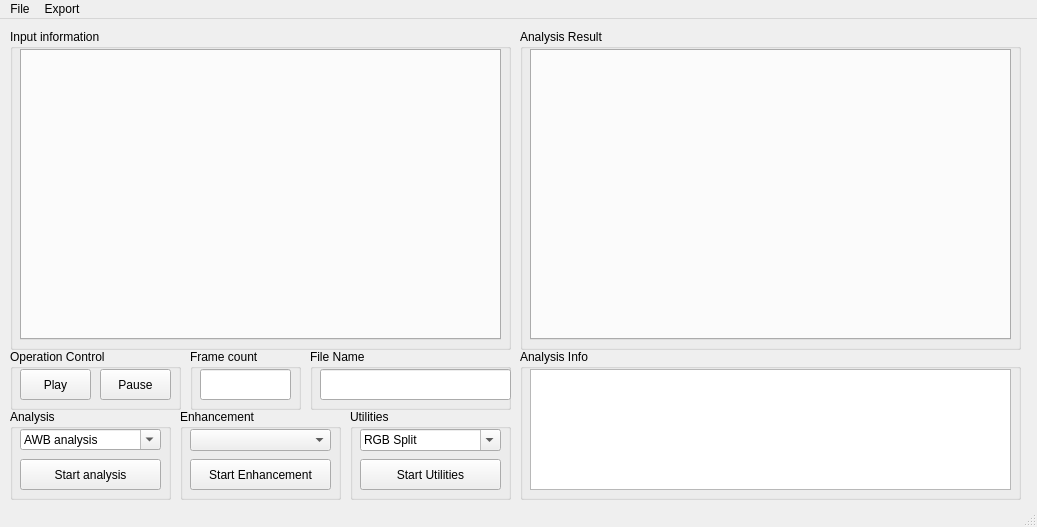
ChingCheTu/TuVision-Studio, file widgets/main_window.ui: the form before one commit.
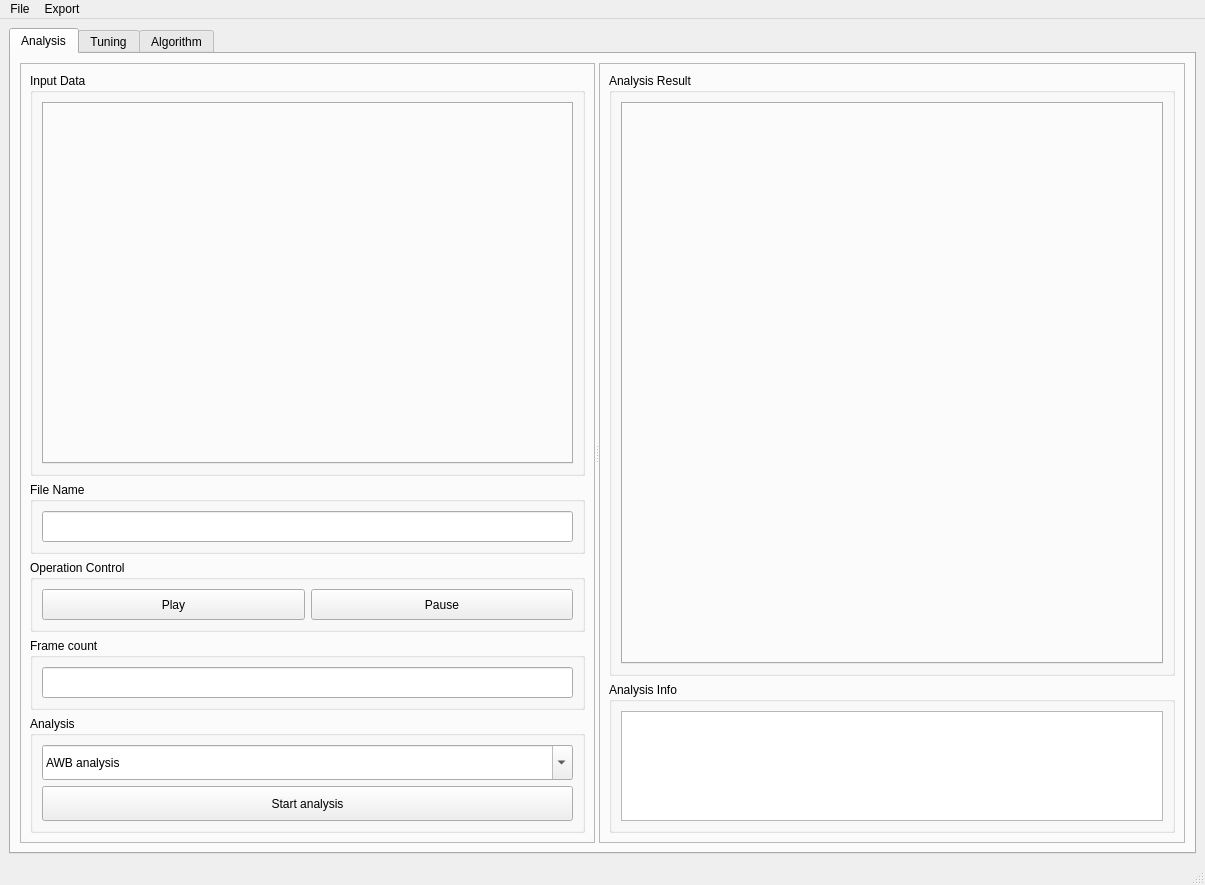
The form after the commit.

```diff
--- a/widgets/main_window.ui
+++ b/widgets/main_window.ui
@@ -6,112 +6,91 @@
    <rect>
     <x>0</x>
     <y>0</y>
-    <width>1037</width>
-    <height>527</height>
+    <width>1205</width>
+    <height>885</height>
    </rect>
   </property>
   <property name="windowTitle">
    <string>TuVision  </string>
   </property>
   <widget class="QWidget" name="centralwidget">
+   <layout class="QHBoxLayout" name="horizontalLayout_4">
+    <item>
+     <widget class="QTabWidget" name="tabWidget">
+      <property name="currentIndex">
+       <number>0</number>
+      </property>
+      <widget class="QWidget" name="tab">
+       <attribute name="title">
+        <string>Analysis</string>
+       </attribute>
+       <layout class="QVBoxLayout" name="verticalLayout_7">
+        <item>
+         <widget class="QSplitter" name="splitter_3">
+          <property name="orientation">
+           <enum>Qt::Horizontal</enum>
+          </property>
+          <widget class="QFrame" name="frame">
+           <property name="sizePolicy">
+            <sizepolicy hsizetype="Preferred" vsizetype="Preferred">
+             <horstretch>1</horstretch>
+             <verstretch>0</verstretch>
+            </sizepolicy>
+           </property>
+           <property name="minimumSize">
+            <size>
+             <width>450</width>
+             <height>0</height>
+            </size>
+           </property>
+           <property name="frameShape">
+            <enum>QFrame::StyledPanel</enum>
+           </property>
+           <property name="frameShadow">
+            <enum>QFrame::Raised</enum>
+           </property>
+           <layout class="QVBoxLayout" name="verticalLayout">
+            <item>
    <widget class="QGroupBox" name="groupBox">
-    <property name="geometry">
-     <rect>
-      <x>10</x>
-      <y>10</y>
-      <width>501</width>
-      <height>321</height>
-     </rect>
+              <property name="sizePolicy">
+               <sizepolicy hsizetype="Preferred" vsizetype="Expanding">
+                <horstretch>0</horstretch>
+                <verstretch>0</verstretch>
+               </sizepolicy>
     </property>
     <property name="title">
-     <string>Input information</string>
-    </property>
+               <string>Input Data</string>
+              </property>
+              <layout class="QVBoxLayout" name="verticalLayout_4">
+               <item>
     <widget class="QTabWidget" name="tabWidgetInput">
-     <property name="geometry">
-      <rect>
-       <x>10</x>
-       <y>20</y>
-       <width>481</width>
+                 <property name="minimumSize">
+                  <size>
+                   <width>511</width>
        <height>291</height>
-      </rect>
+                  </size>
      </property>
      <property name="currentIndex">
       <number>-1</number>
      </property>
     </widget>
-   </widget>
-   <widget class="QGroupBox" name="groupBox_7">
-    <property name="geometry">
-     <rect>
-      <x>520</x>
-      <y>330</y>
-      <width>501</width>
-      <height>151</height>
-     </rect>
-    </property>
-    <property name="title">
-     <string>Analysis Info</string>
-    </property>
-    <widget class="QTextEdit" name="textResultInfo">
-     <property name="geometry">
-      <rect>
-       <x>10</x>
-       <y>20</y>
-       <width>481</width>
-       <height>121</height>
-      </rect>
-     </property>
-    </widget>
-   </widget>
-   <widget class="QGroupBox" name="groupBox_3">
-    <property name="geometry">
-     <rect>
-      <x>190</x>
-      <y>330</y>
-      <width>111</width>
-      <height>61</height>
-     </rect>
-    </property>
-    <property name="title">
-     <string>Frame count</string>
-    </property>
-    <widget class="QLineEdit" name="lineFrameCount">
-     <property name="geometry">
-      <rect>
-       <x>10</x>
-       <y>20</y>
-       <width>91</width>
-       <height>31</height>
-      </rect>
-     </property>
-     <property name="contextMenuPolicy">
-      <enum>Qt::DefaultContextMenu</enum>
-     </property>
-     <property name="text">
-      <string/>
-     </property>
-    </widget>
-   </widget>
+               </item>
+              </layout>
+             </widget>
+            </item>
+            <item>
    <widget class="QGroupBox" name="groupBox_5">
-    <property name="geometry">
-     <rect>
-      <x>310</x>
-      <y>330</y>
-      <width>201</width>
-      <height>61</height>
-     </rect>
-    </property>
     <property name="title">
      <string>File Name</string>
     </property>
+              <layout class="QHBoxLayout" name="horizontalLayout">
+               <item>
     <widget class="QLineEdit" name="lineFileName">
-     <property name="geometry">
-      <rect>
-       <x>10</x>
-       <y>20</y>
-       <width>191</width>
+                 <property name="minimumSize">
+                  <size>
+                   <width>491</width>
        <height>31</height>
-      </rect>
+                  </size>
      </property>
      <property name="contextMenuPolicy">
       <enum>Qt::NoContextMenu</enum>
@@ -123,95 +102,101 @@
       <string/>
      </property>
     </widget>
-   </widget>
+               </item>
+              </layout>
+             </widget>
+            </item>
+            <item>
    <widget class="QGroupBox" name="groupBox_4">
-    <property name="geometry">
-     <rect>
-      <x>10</x>
-      <y>330</y>
-      <width>171</width>
-      <height>61</height>
-     </rect>
-    </property>
     <property name="title">
      <string>Operation Control</string>
     </property>
+              <layout class="QHBoxLayout" name="horizontalLayout_2">
+               <item>
     <widget class="QPushButton" name="btnPlatyVid">
-     <property name="geometry">
-      <rect>
-       <x>10</x>
-       <y>20</y>
-       <width>71</width>
+                 <property name="sizePolicy">
+                  <sizepolicy hsizetype="Minimum" vsizetype="Fixed">
+                   <horstretch>0</horstretch>
+                   <verstretch>0</verstretch>
+                  </sizepolicy>
+                 </property>
+                 <property name="minimumSize">
+                  <size>
+                   <width>121</width>
        <height>31</height>
-      </rect>
+                  </size>
      </property>
      <property name="text">
       <string>Play</string>
      </property>
     </widget>
+               </item>
+               <item>
     <widget class="QPushButton" name="btnPauseVid">
-     <property name="geometry">
-      <rect>
-       <x>90</x>
-       <y>20</y>
-       <width>71</width>
+                 <property name="sizePolicy">
+                  <sizepolicy hsizetype="Minimum" vsizetype="Fixed">
+                   <horstretch>0</horstretch>
+                   <verstretch>0</verstretch>
+                  </sizepolicy>
+                 </property>
+                 <property name="minimumSize">
+                  <size>
+                   <width>121</width>
        <height>31</height>
-      </rect>
+                  </size>
      </property>
      <property name="text">
       <string>Pause</string>
      </property>
     </widget>
-   </widget>
-   <widget class="QGroupBox" name="groupBox_2">
-    <property name="geometry">
-     <rect>
-      <x>520</x>
-      <y>10</y>
-      <width>501</width>
-      <height>321</height>
-     </rect>
-    </property>
+               </item>
+              </layout>
+             </widget>
+            </item>
+            <item>
+             <widget class="QGroupBox" name="groupBox_3">
     <property name="title">
-     <string>Analysis Result</string>
-    </property>
-    <widget class="QTabWidget" name="tabWidgetResult">
-     <property name="geometry">
-      <rect>
-       <x>10</x>
-       <y>20</y>
-       <width>481</width>
-       <height>291</height>
-      </rect>
-     </property>
-     <property name="currentIndex">
-      <number>-1</number>
-     </property>
-    </widget>
-   </widget>
+               <string>Frame count</string>
+              </property>
+              <layout class="QHBoxLayout" name="horizontalLayout_3">
+               <item>
+                <widget class="QLineEdit" name="lineFrameCount">
+                 <property name="minimumSize">
+                  <size>
+                   <width>211</width>
+                   <height>31</height>
+                  </size>
+                 </property>
+                 <property name="contextMenuPolicy">
+                  <enum>Qt::DefaultContextMenu</enum>
+                 </property>
+                 <property name="text">
+                  <string/>
+                 </property>
+                </widget>
+               </item>
+              </layout>
+             </widget>
+            </item>
+            <item>
    <widget class="QGroupBox" name="Analysis_group">
-    <property name="geometry">
-     <rect>
-      <x>10</x>
-      <y>390</y>
-      <width>161</width>
-      <height>91</height>
-     </rect>
-    </property>
     <property name="title">
      <string>Analysis</string>
     </property>
+              <layout class="QVBoxLayout" name="verticalLayout_2">
+               <item>
     <widget class="QComboBox" name="comboAnalysis">
      <property name="enabled">
       <bool>true</bool>
      </property>
-     <property name="geometry">
-      <rect>
-       <x>10</x>
-       <y>20</y>
-       <width>141</width>
-       <height>21</height>
-      </rect>
+                 <property name="minimumSize">
+                  <size>
+                   <width>491</width>
+                   <height>35</height>
+                  </size>
+                 </property>
+                 <property name="layoutDirection">
+                  <enum>Qt::LeftToRight</enum>
      </property>
      <property name="editable">
       <bool>true</bool>
@@ -230,27 +215,118 @@
       </property>
      </item>
     </widget>
+               </item>
+               <item>
     <widget class="QPushButton" name="start_analysis_btn">
-     <property name="geometry">
-      <rect>
-       <x>10</x>
-       <y>50</y>
-       <width>141</width>
-       <height>31</height>
-      </rect>
+                 <property name="enabled">
+                  <bool>true</bool>
+                 </property>
+                 <property name="minimumSize">
+                  <size>
+                   <width>491</width>
+                   <height>35</height>
+                  </size>
      </property>
      <property name="text">
       <string>Start analysis</string>
      </property>
     </widget>
-   </widget>
+               </item>
+              </layout>
+             </widget>
+            </item>
+           </layout>
+          </widget>
+          <widget class="QFrame" name="frame_2">
+           <property name="sizePolicy">
+            <sizepolicy hsizetype="Expanding" vsizetype="Preferred">
+             <horstretch>1</horstretch>
+             <verstretch>1</verstretch>
+            </sizepolicy>
+           </property>
+           <property name="frameShape">
+            <enum>QFrame::StyledPanel</enum>
+           </property>
+           <property name="frameShadow">
+            <enum>QFrame::Raised</enum>
+           </property>
+           <layout class="QVBoxLayout" name="verticalLayout_6">
+            <item>
+             <widget class="QGroupBox" name="groupBox_2">
+              <property name="sizePolicy">
+               <sizepolicy hsizetype="Expanding" vsizetype="Expanding">
+                <horstretch>0</horstretch>
+                <verstretch>4</verstretch>
+               </sizepolicy>
+              </property>
+              <property name="title">
+               <string>Analysis Result</string>
+              </property>
+              <layout class="QVBoxLayout" name="verticalLayout_3">
+               <item>
+                <widget class="QTabWidget" name="tabWidgetResult">
+                 <property name="sizePolicy">
+                  <sizepolicy hsizetype="Expanding" vsizetype="Expanding">
+                   <horstretch>0</horstretch>
+                   <verstretch>4</verstretch>
+                  </sizepolicy>
+                 </property>
+                 <property name="minimumSize">
+                  <size>
+                   <width>521</width>
+                   <height>291</height>
+                  </size>
+                 </property>
+                 <property name="currentIndex">
+                  <number>-1</number>
+                 </property>
+                </widget>
+               </item>
+              </layout>
+             </widget>
+            </item>
+            <item>
+             <widget class="QGroupBox" name="groupBox_7">
+              <property name="sizePolicy">
+               <sizepolicy hsizetype="Preferred" vsizetype="Expanding">
+                <horstretch>1</horstretch>
+                <verstretch>1</verstretch>
+               </sizepolicy>
+              </property>
+              <property name="title">
+               <string>Analysis Info</string>
+              </property>
+              <layout class="QVBoxLayout" name="verticalLayout_5">
+               <item>
+                <widget class="QTextEdit" name="textResultInfo">
+                 <property name="minimumSize">
+                  <size>
+                   <width>521</width>
+                   <height>0</height>
+                  </size>
+                 </property>
+                </widget>
+               </item>
+              </layout>
+             </widget>
+            </item>
+           </layout>
+          </widget>
+         </widget>
+        </item>
+       </layout>
+      </widget>
+      <widget class="QWidget" name="tab_2">
+       <attribute name="title">
+        <string>Tuning</string>
+       </attribute>
    <widget class="QGroupBox" name="Enhancement_group">
     <property name="geometry">
      <rect>
-      <x>180</x>
-      <y>390</y>
-      <width>161</width>
-      <height>91</height>
+          <x>10</x>
+          <y>30</y>
+          <width>200</width>
+          <height>117</height>
      </rect>
     </property>
     <property name="title">
@@ -283,10 +359,10 @@
    <widget class="QGroupBox" name="Utilitie_group">
     <property name="geometry">
      <rect>
-      <x>350</x>
-      <y>390</y>
-      <width>161</width>
-      <height>91</height>
+          <x>10</x>
+          <y>150</y>
+          <width>200</width>
+          <height>118</height>
      </rect>
     </property>
     <property name="title">
@@ -331,14 +407,23 @@
     </widget>
    </widget>
   </widget>
+      <widget class="QWidget" name="tab_3">
+       <attribute name="title">
+        <string>Algorithm</string>
+       </attribute>
+      </widget>
+     </widget>
+    </item>
+   </layout>
+  </widget>
   <widget class="QStatusBar" name="statusbar"/>
   <widget class="QMenuBar" name="menubar">
    <property name="geometry">
     <rect>
      <x>0</x>
      <y>0</y>
-     <width>1037</width>
-     <height>25</height>
+     <width>1205</width>
+     <height>21</height>
     </rect>
    </property>
    <widget class="QMenu" name="menudasdasd">
```
Left out of the diff: 4 changed lines with no effect on the pictures. Lines whose indentation alone changed are shown as unchanged.
